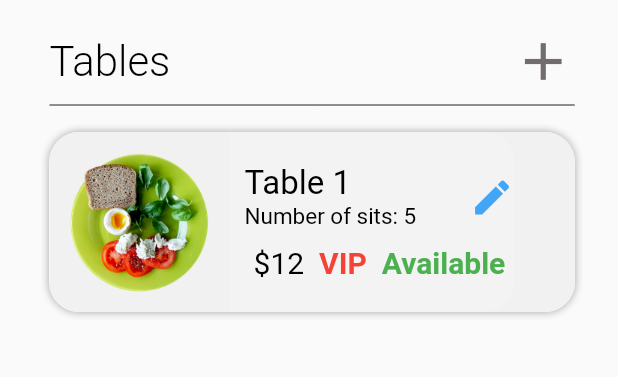
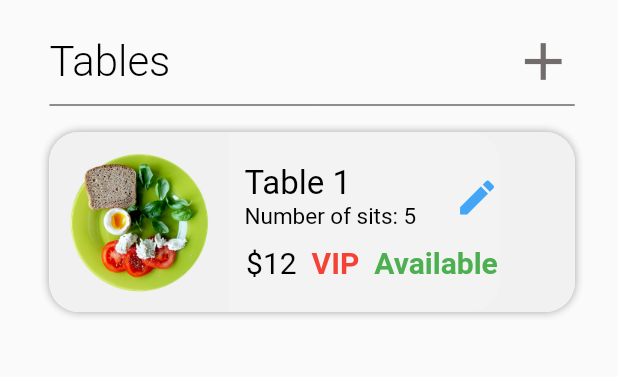
Before and after one commit to kalkidan12/restaurant-app-for-restaurants, a Flutter app: the screen it shows after launch, after a tap on the "menu" icon, after a tap on "Tables", on a phone screen of 412 x 824 dp, the part 75-452 px from its top. Run offline on Flutter 3.47's test engine with Material 2 defaults, Android fonts, the phone set to English and light mode, and no system bars; our stand-ins replace localstorage; accounts and stored records are empty; Roboto replaces fonts that are missing (Merriweather).

Commit message:
My Latest Code.

```diff
--- a/lib/screens/home_page.dart
+++ b/lib/screens/home_page.dart
@@ -40,6 +40,6 @@ class _HomePageState extends State<HomePage> {
   @override
   Widget build(BuildContext context) {
     isIExist();
-    return Scaffold(backgroundColor: Colors.white70, body: MenuList());
+    return Scaffold(backgroundColor: Colors.white, body: MenuList());
   }
 }
--- a/lib/screens/menu/menu_page.dart
+++ b/lib/screens/menu/menu_page.dart
@@ -1,4 +1,5 @@
 import 'package:flutter/material.dart';
+import 'package:flutter/services.dart' as rootBundle;
 
 import '../../widgets/app_bar.dart';
 import '../../widgets/darwer_widget.dart';
@@ -49,16 +50,17 @@ class _MenuListState extends State<MenuList> {
               color: Colors.black87,
             ),
             const SizedBox(height: 10),
-            Container(
-              height: MediaQuery.of(context).size.height - 200,
-              child: ListView(
-                shrinkWrap: true,
-                scrollDirection: Axis.vertical,
-                children: <Widget>[
-                  MenuListItem(),
-                ],
-              ),
-            ),
+
+            // Container(
+            //   height: MediaQuery.of(context).size.height - 200,
+            //   child: ListView(
+            //     shrinkWrap: true,
+            //     scrollDirection: Axis.vertical,
+            //     children: <Widget>[
+            //       MenuListItem(),
+            //     ],
+            //   ),
+            // ),
           ],
         ),
       ),
@@ -158,7 +160,7 @@ class _MenuListItemState extends State<MenuListItem> {
                   ),
                 ),
                 Container(
-                  padding: const EdgeInsets.only(left: 20),
+                  padding: const EdgeInsets.only(left: 10),
                   child: Icon(
                     Icons.edit,
                     color: Colors.blue[400],
--- a/lib/screens/order/order_page.dart
+++ b/lib/screens/order/order_page.dart
@@ -161,7 +161,7 @@ class _OrderListItemState extends State<OrderListItem> {
                       ),
                     ),
                     Container(
-                      padding: const EdgeInsets.only(left: 20),
+                      padding: const EdgeInsets.only(left: 10),
                       child: Icon(
                         Icons.edit,
                         color: Colors.blue[400],
--- a/lib/screens/table/table_page.dart
+++ b/lib/screens/table/table_page.dart
@@ -154,7 +154,7 @@ class _TableListItemState extends State<TableListItem> {
                       ),
                     ),
                     Container(
-                      padding: const EdgeInsets.only(left: 20),
+                      padding: const EdgeInsets.only(left: 10),
                       child: Icon(
                         Icons.edit,
                         color: Colors.blue[400],
```
Also changed, not shown: pubspec.lock.
